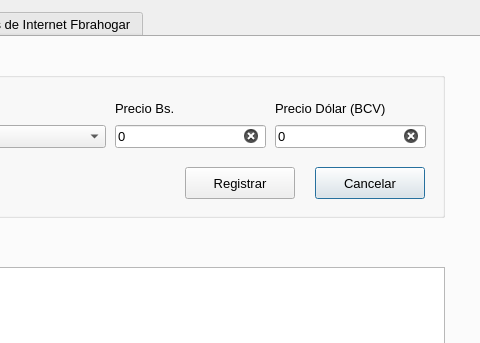
Qt form modules/Settings/prices.ui (ceeck65/assistent-inter-app) before a commit; both pictures show x 587 to 1067 and y 0 to 343 of the 1378 by 694 pixel window.
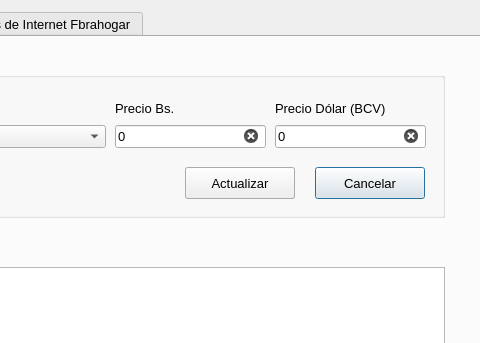
The same form after that commit. The open tabs and pages were chosen to show the change. Icons and pictures are not drawn.

Commit message: Changes module prices funtionals

Diff of the .ui file:
```diff
--- a/modules/Settings/prices.ui
+++ b/modules/Settings/prices.ui
@@ -180,7 +180,7 @@
        </item>
       </layout>
      </widget>
-     <widget class="QWidget" name="">
+     <widget class="QWidget" name="layoutWidget">
       <property name="geometry">
        <rect>
         <x>420</x>
@@ -202,6 +202,23 @@
        </item>
       </layout>
      </widget>
+     <widget class="QPushButton" name="update">
+      <property name="geometry">
+       <rect>
+        <x>740</x>
+        <y>110</y>
+        <width>110</width>
+        <height>32</height>
+       </rect>
+      </property>
+      <property name="text">
+       <string>Actualizar</string>
+      </property>
+      <property name="icon">
+       <iconset resource="../../images.qrc">
+        <normaloff>:/images/images/icons/save.png</normaloff>:/images/images/icons/save.png</iconset>
+      </property>
+     </widget>
     </widget>
     <widget class="QTableView" name="tblPriceInternetHfc">
      <property name="geometry">
```
Left out of the diff: 63 changed lines with no effect on the pictures. The commit also changes 2861 other files.
